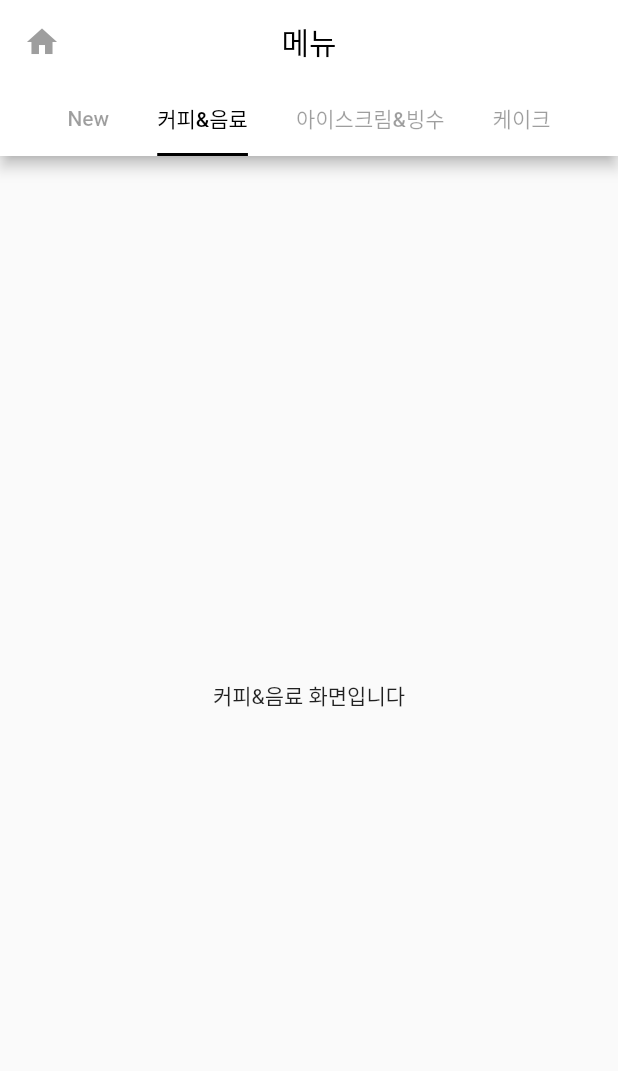
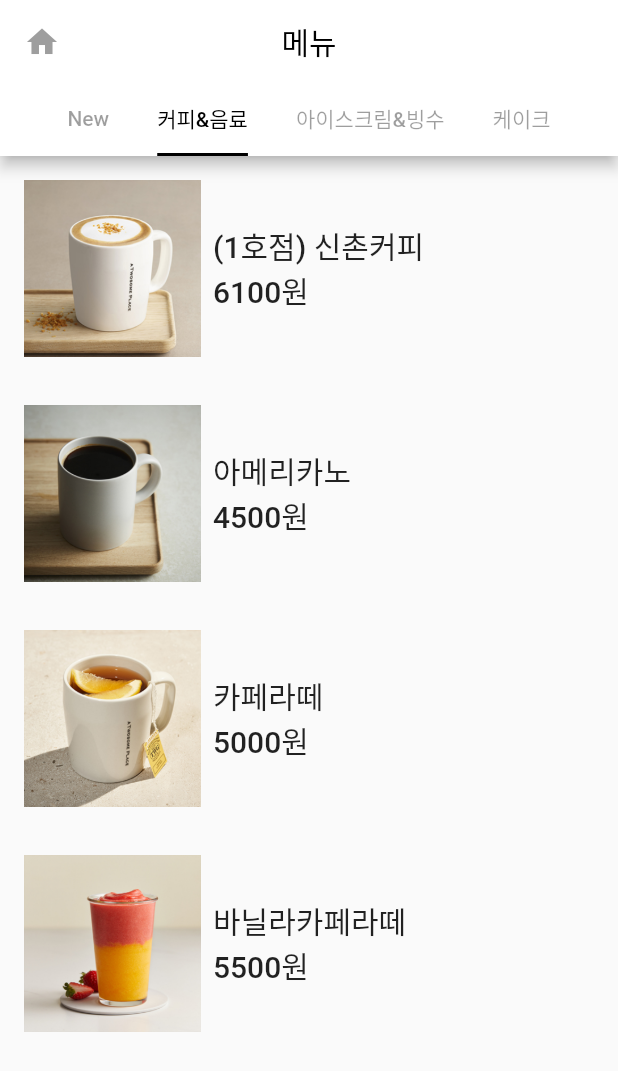
Before and after one commit to Z0ro0/Flutter, a Flutter app: the screen it shows after launch, tab 2 chosen, on a phone screen of 412 x 824 dp. Shown: the top 1071 px of the screen. Run offline on Flutter 3.47's test engine with Material 2 defaults, Android fonts, the phone set to English and light mode, and no system bars; our stand-ins replace carousel_slider, google_fonts.

Commit message:
커피&음료 페이지 완성

```diff
--- a/cafe_app/lib/screens/home/home_screen.dart
+++ b/cafe_app/lib/screens/home/home_screen.dart
@@ -3,6 +3,7 @@ import 'package:carousel_slider/carousel_slider.dart';
 import 'package:flutter/material.dart';
 import 'package:cafe_app/widgets/banner_widget.dart';
 import 'package:cafe_app/widgets/today_menu_widget.dart';
+import 'package:cafe_app/screens/menu/coffee_menu_screen.dart';
 
 class MyHomePage extends StatelessWidget {
   const MyHomePage({Key? key}) : super(key: key);
@@ -53,15 +54,13 @@ class MyHomePage extends StatelessWidget {
          //4.탭바 뷰 생성
          body: TabBarView(
            children: [
-             Column(
+             ListView(
                children: [
                  BannerWidget(bannerItemImgUrl: bannerItemImgUrl),
                  TodayMenuWidget(),
                ],
              ),
-             Center(
-               child: Text("커피&음료 화면입니다"),
-             ),
+             CoffeeMenuScreen(),
              Center(
                child: Text("빙수&아이스크림 화면입니다"),
              ),
--- a/cafe_app/lib/screens/menu/coffee_menu_screen.dart
+++ b/cafe_app/lib/screens/menu/coffee_menu_screen.dart
@@ -0,0 +1,39 @@
+import 'package:flutter/material.dart';
+import 'package:cafe_app/models/coffee.dart';
+
+class CoffeeMenuScreen extends StatelessWidget {
+  const CoffeeMenuScreen({super.key});
+
+  @override
+  Widget build(BuildContext context) {
+    return ListView(
+      children: List.generate(
+          coffees.length,
+            (index) => Container(
+                height: 150.0,
+                  child: Padding(
+                    padding: const EdgeInsets.all(16.0),
+                    child: Row(
+                      children: [
+                        Image.asset("${coffees[index].imageUrl1}"),
+                        Padding(
+                            padding: const EdgeInsets.all(8.0),
+                            child: Column(
+                              mainAxisAlignment: MainAxisAlignment.center,
+                              crossAxisAlignment: CrossAxisAlignment.start,
+                              children: [
+                                Text("${coffees[index].title}",
+                                  style: Theme.of(context).textTheme.titleLarge,),
+                                Text("${coffees[index].price}원",
+                                  style: Theme.of(context).textTheme.titleLarge,),
+                              ],
+                            ),
+                            ),
+                      ],
+                    ),
+                  ),
+              ),
+      ),
+    );
+  }
+}
```
Also changed, not shown: cafe_app/pubspec.yaml (+8 -0 lines), cafe_app/assets/images/coffee01.jpg (added), cafe_app/assets/images/coffee01_ice.jpg (added), cafe_app/assets/images/coffee02.jpg (added), cafe_app/assets/images/coffee02_ice.jpg (added), cafe_app/assets/images/coffee03.jpg (added), cafe_app/assets/images/coffee03_ice.jpg (added), cafe_app/assets/images/coffee04.jpg (added), cafe_app/assets/images/coffee04_ice.jpg (added).
